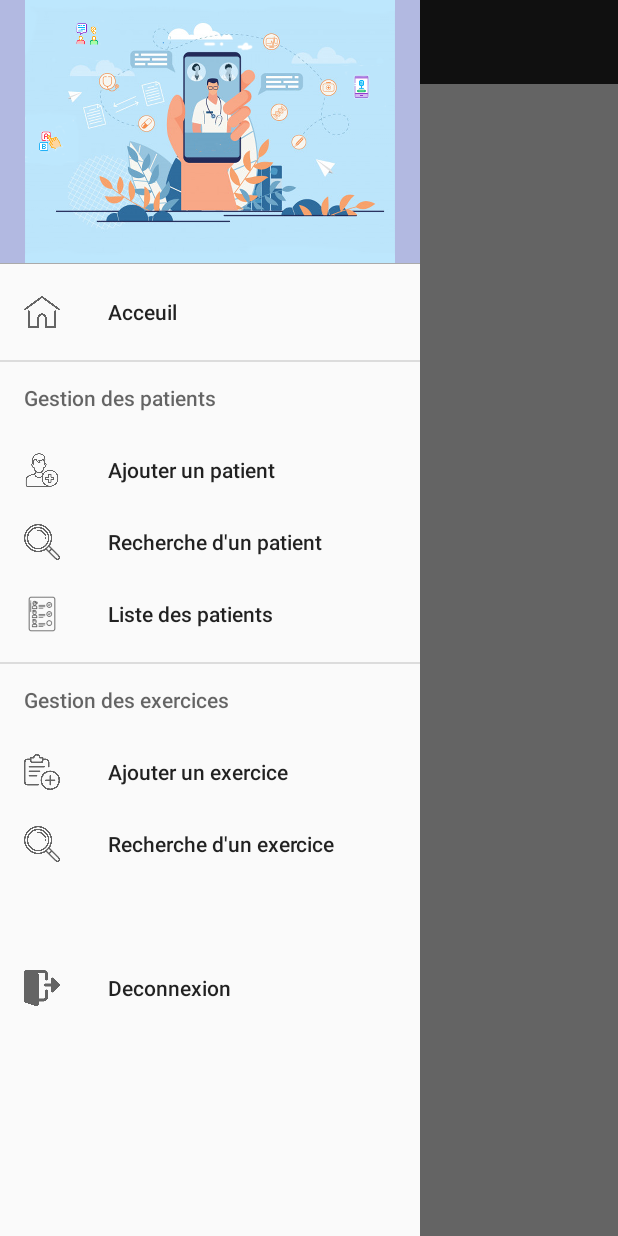
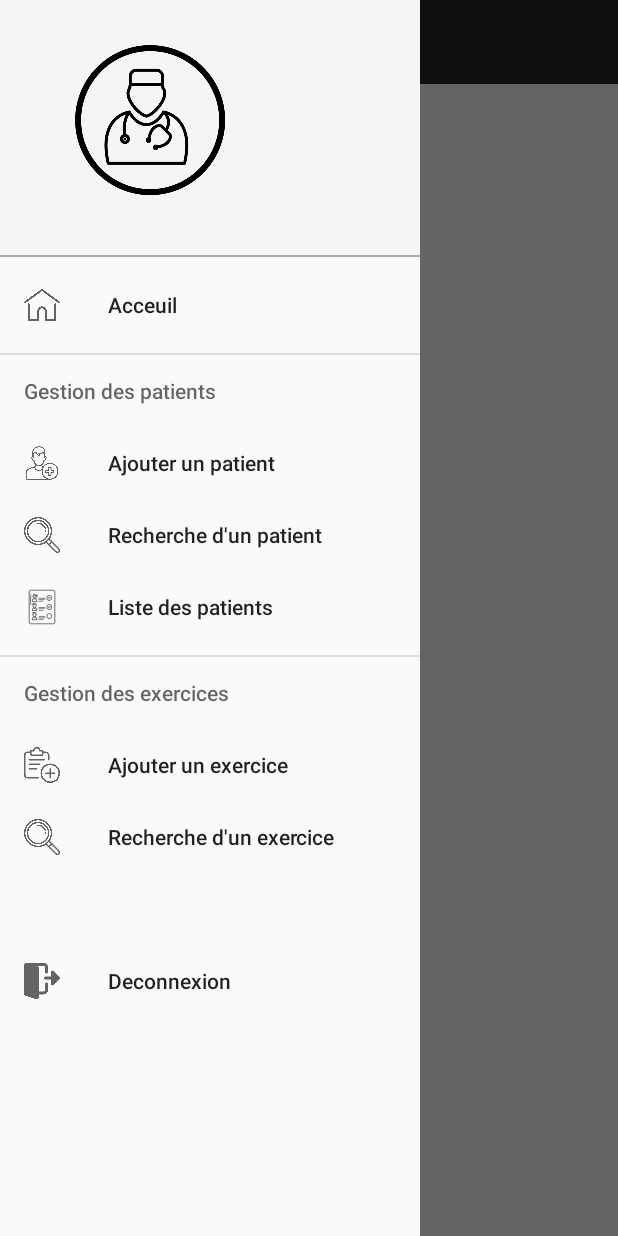
Before and after one commit to Ramdanemerakeb2/ProjetMaster_Voicy, an Android app: the FonctionnaliteActivity screen opened directly, with no data from a screen before it, with the side drawer open, on a phone screen of 412 x 824 dp. Run offline under Robolectric (Android 15) with nearby library versions, the phone set to English and light mode, and no system bars; Roboto replaces fonts that are not available here; 2 statements that could not run were skipped.

Commit message:
Amlioration authentification avec ajout de sessions

```diff
--- a/app/src/main/java/com/example/voicy_v2/activity/ConnexionActivity.java
+++ b/app/src/main/java/com/example/voicy_v2/activity/ConnexionActivity.java
@@ -2,7 +2,9 @@ package com.example.voicy_v2.activity;
 
 import androidx.appcompat.app.AppCompatActivity;
 
+import android.content.Context;
 import android.content.Intent;
+import android.content.SharedPreferences;
 import android.os.Bundle;
 import android.view.View;
 import android.widget.EditText;
@@ -21,6 +23,11 @@ public class ConnexionActivity extends AppCompatActivity {
 
     public static VoicyDbHelper dbClinicien;
     private Clinicien clinicienSup ;
+
+    //Pour la gestion des sessions
+    public static final String clinicienSession = "clinicienSession" ;
+    public static final String sessionIdClinicien = "idClinicien";
+    SharedPreferences sharedpreferences;
 
     @Override
     protected void onCreate(Bundle savedInstanceState) {
@@ -57,8 +64,15 @@ public class ConnexionActivity extends AppCompatActivity {
                 clinicienSup = dbClinicien.getClinicien(idConnexion.getText().toString(),shalMdp) ;
 
                 if(clinicienSup != null){
-                        Intent it = new Intent(ConnexionActivity.this, MainActivity.class);
-                        startActivity(it);
+
+                    //creation de session pour le clinicien (stock id)
+                    sharedpreferences = getSharedPreferences(clinicienSession, Context.MODE_PRIVATE);
+                    SharedPreferences.Editor editor = sharedpreferences.edit();
+                    editor.putString(sessionIdClinicien, clinicienSup.getIdentifiant());
+                    editor.commit();
+
+                    Intent it = new Intent(ConnexionActivity.this, MainActivity.class);
+                    startActivity(it);
                 }else{
                     SweetAlertDialog sDialog = new SweetAlertDialog(ConnexionActivity.this, SweetAlertDialog.ERROR_TYPE);
                     sDialog.setTitleText("Oups ...");
--- a/app/src/main/java/com/example/voicy_v2/activity/FonctionnaliteActivity.java
+++ b/app/src/main/java/com/example/voicy_v2/activity/FonctionnaliteActivity.java
@@ -7,12 +7,18 @@ import androidx.core.view.GravityCompat;
 import androidx.drawerlayout.widget.DrawerLayout;
 
 import com.example.voicy_v2.R;
+import com.example.voicy_v2.model.Clinicien;
+import com.example.voicy_v2.model.VoicyDbHelper;
 import com.google.android.material.navigation.NavigationView;
 
 
+import android.content.Context;
 import android.content.Intent;
+import android.content.SharedPreferences;
 import android.os.Bundle;
 import android.view.MenuItem;
+import android.view.View;
+import android.widget.TextView;
 
 public class FonctionnaliteActivity extends AppCompatActivity implements NavigationView.OnNavigationItemSelectedListener {
 
@@ -21,10 +27,15 @@ public class FonctionnaliteActivity extends AppCompatActivity implements Navigat
     protected DrawerLayout drawerLayout;
     private NavigationView navigationView;
 
+    public static VoicyDbHelper dbClinicien;
+    private Clinicien clinicienSup ;
+
     @Override
     protected void onCreate(Bundle savedInstanceState) {
         super.onCreate(savedInstanceState);
         setContentView(R.layout.activity_fonctionnalite);
+
+        dbClinicien = new VoicyDbHelper(this);
 
         // 6 - Configure all views
 
@@ -106,7 +117,15 @@ public class FonctionnaliteActivity extends AppCompatActivity implements Navigat
 
     // 3 - Configure NavigationView
     private void configureNavigationView(){
+        //recuperation de l'id du clinicien connecté
+        SharedPreferences session = getSharedPreferences(ConnexionActivity.clinicienSession, Context.MODE_PRIVATE);
+        System.out.println("le id clinicien"+session.getString(ConnexionActivity.sessionIdClinicien,null));
+
         this.navigationView = (NavigationView) findViewById(R.id.activity_main_nav_view);
         navigationView.setNavigationItemSelectedListener(this);
+        //chragement du header du menu
+        View header= navigationView.getHeaderView(0);
+        final TextView titre_clinicienInfo = (TextView) header.findViewById(R.id.titre_clinicienInfo);
+        titre_clinicienInfo.setText(dbClinicien.getClinicienInfo(session.getString(ConnexionActivity.sessionIdClinicien,null)));
     }
 }
--- a/app/src/main/java/com/example/voicy_v2/model/VoicyDbHelper.java
+++ b/app/src/main/java/com/example/voicy_v2/model/VoicyDbHelper.java
@@ -146,6 +146,28 @@ public class VoicyDbHelper extends SQLiteOpenHelper {
         }
     }
 
+    public String getClinicienInfo(String id) {
+        Log.i(TAG, "MyDatabaseHelper.getClinicienInfo ... " + id);
+
+        SQLiteDatabase db = this.getReadableDatabase();
+
+        Cursor cursor = db.query(TABLE_CLINICIEN, new String[] { COLUMN_CLINICIEN_ID,
+                        COLUMN_CLINICIEN_NOM, COLUMN_CLINICIEN_PRENOM, COLUMN_CLINICIEN_MDP}, COLUMN_CLINICIEN_ID+ "= ? " ,
+                new String[] { id }, null, null, null, null);
+
+        if (cursor != null && cursor.moveToFirst()) {
+            String info = cursor.getString(cursor.getColumnIndex(COLUMN_CLINICIEN_NOM))+" "+cursor.getString(cursor.getColumnIndex(COLUMN_CLINICIEN_PRENOM));
+            cursor.close();
+            db.close();
+            return info;
+
+        }else{
+            cursor.close();
+            db.close();
+            return null ;
+        }
+    }
+
 
     //******************** gestion de Patient ********************
 
--- a/app/src/main/res/layout/activity_fonctionnalite.xml
+++ b/app/src/main/res/layout/activity_fonctionnalite.xml
@@ -24,7 +24,6 @@
             android:layout_height="?attr/actionBarSize"
             android:background="?attr/colorPrimary"
             app:theme="@style/ThemeOverlay.AppCompat.Light"/>
-
         <!-- FrameLayout for our fragments -->
         <FrameLayout
             android:id="@+id/activity_main_frame_layout"
--- a/app/src/main/res/layout/activity_main_nav_header.xml
+++ b/app/src/main/res/layout/activity_main_nav_header.xml
@@ -3,19 +3,32 @@
     xmlns:android="http://schemas.android.com/apk/res/android"
     xmlns:app="http://schemas.android.com/apk/res-auto"
     android:layout_width="match_parent"
-    android:layout_height="176dp"
-    android:background="#B2B9E1"
-    android:gravity="center"
+    android:layout_height="171dp"
+    android:background="#F4F5F6"
+    android:gravity="left"
     android:orientation="vertical">
 
     <ImageView
-        android:id="@+id/imageView"
-        android:layout_width="wrap_content"
-        android:layout_height="wrap_content"
-        app:srcCompat="@drawable/login" />
+        android:id="@+id/imageView11"
+        android:layout_width="100dp"
+        android:layout_height="100dp"
+        android:layout_marginLeft="50dp"
+        android:layout_marginTop="30dp"
+        app:srcCompat="@drawable/doctor_icon" />
+
+    <TextView
+        android:id="@+id/titre_clinicienInfo"
+        android:layout_width="190dp"
+        android:layout_height="40dp"
+        android:layout_marginLeft="8dp"
+        android:fontFamily="sans-serif-smallcaps"
+        android:gravity="center"
+        android:textColor="#0B0B0B"
+        android:textSize="15sp"
+        android:textStyle="bold" />
     <View
         android:layout_width="match_parent"
-        android:layout_height="2dp"
+        android:layout_height="1dp"
         android:id="@+id/list_separator"
         android:background="@android:color/darker_gray" />
 
```
Also changed, not shown: app/src/main/res/drawable/doctor_icon.jpg (added).
